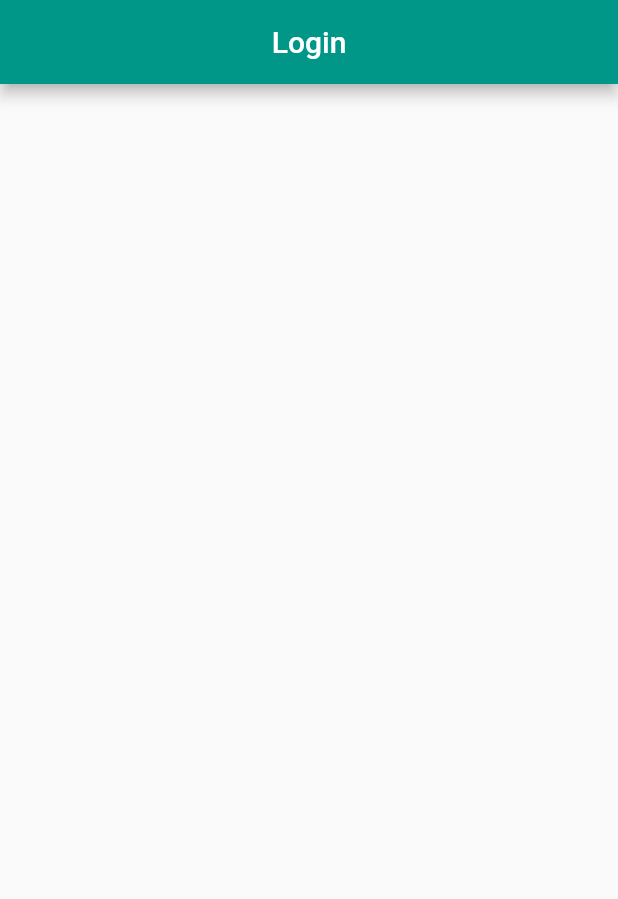
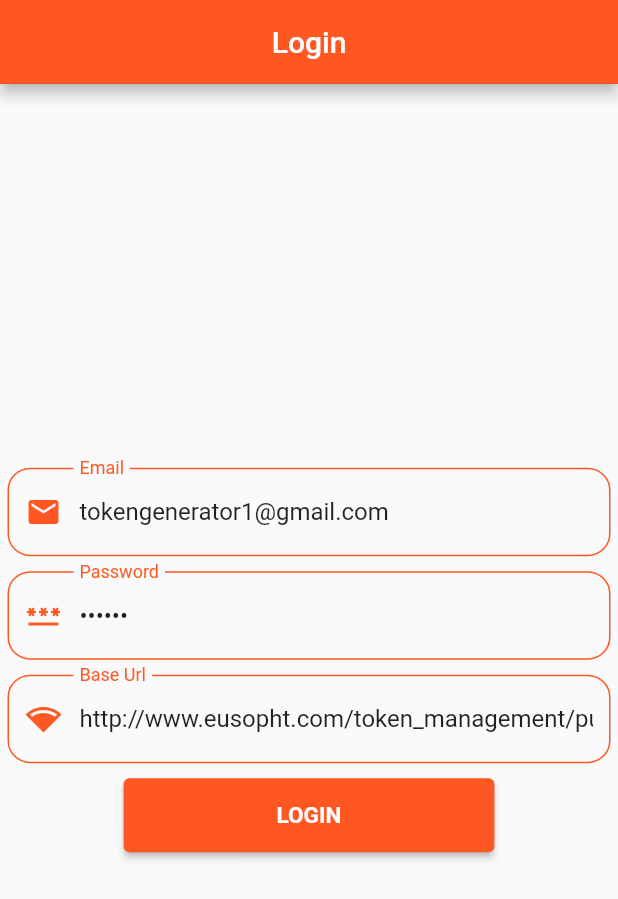
Before and after one commit to tauqeerkhattak/token_app, a Flutter app: the screen it shows after launch, on a phone screen of 412 x 824 dp. Shown: the top 899 px of the screen. Run offline on Flutter 3.47's test engine with Material 2 defaults, Android fonts, the phone set to English and light mode, and no system bars; drawn by our look-alikes of loading_overlay; our stand-ins replace get, get_storage.

Commit message:
login and category api added

```diff
--- a/lib/controllers/login_controller.dart
+++ b/lib/controllers/login_controller.dart
@@ -1,8 +1,25 @@
 import 'package:flutter/cupertino.dart';
 import 'package:get/get.dart';
+import 'package:token_app/models/user_data.dart';
+import 'package:token_app/screens/dashboard.dart';
+import 'package:token_app/utils/constants.dart';
+import 'package:token_app/utils/services.dart';
 
 class LoginController extends GetxController {
-  TextEditingController email = TextEditingController();
-  TextEditingController password = TextEditingController();
-  TextEditingController baseUrl = TextEditingController();
+  Rx<bool> loading = false.obs;
+  final key = GlobalKey<FormState>();
+  TextEditingController email = TextEditingController(text: Constants.dummyEmail);
+  TextEditingController password = TextEditingController(text: Constants.dummyPassword);
+  TextEditingController baseUrl = TextEditingController(text: Constants.baseUrl);
+
+  void login () async {
+    if (key.currentState!.validate()) {
+      loading.value = true;
+      UserData? data = await Services.login(email: email.text, password: password.text);
+      if (data != null) {
+        loading.value = false;
+        Get.to(() => Dashboard(userData: data));
+      }
+    }
+  }
 }
--- a/lib/main.dart
+++ b/lib/main.dart
@@ -1,7 +1,10 @@
 import 'package:flutter/material.dart';
-import 'package:token_app/screens/login.dart';
+import 'package:get/get.dart';
+import 'package:get_storage/get_storage.dart';
+import 'package:token_app/screens/splash.dart';
 
-void main() {
+void main() async {
+  await GetStorage.init();
   runApp(const TokenApp());
 }
 
@@ -10,9 +13,9 @@ class TokenApp extends StatelessWidget {
 
   @override
   Widget build(BuildContext context) {
-    return const MaterialApp(
+    return GetMaterialApp(
       title: 'Token App',
-      home: Login(),
+      home: Splash(),
     );
   }
 }
--- /dev/null
+++ b/lib/models/user_data.dart
@@ -0,0 +1,89 @@
+// To parse this JSON data, do
+//
+//     final userData = userDataFromMap(jsonString);
+
+import 'dart:convert';
+
+UserData userDataFromMap(String str) => UserData.fromMap(json.decode(str));
+
+String userDataToMap(UserData data) => json.encode(data.toMap());
+
+class UserData {
+  UserData({
+    this.status,
+    this.token,
+    this.data,
+  });
+
+  String? status;
+  String? token;
+  Data? data;
+
+  factory UserData.fromMap(Map<String, dynamic> json) => UserData(
+    status: json["status"],
+    token: json["token"],
+    data: Data.fromMap(json["data"]),
+  );
+
+  Map<String, dynamic> toMap() => {
+    "status": status,
+    "token": token,
+    "data": data!.toMap(),
+  };
+}
+
+class Data {
+  Data({
+    this.id,
+    this.name,
+    this.email,
+    this.contact,
+    this.roleId,
+    this.cityId,
+    this.status,
+    this.activeStatus,
+    this.timezone,
+    this.createdAt,
+    this.updatedAt,
+  });
+
+  int? id;
+  String? name;
+  String? email;
+  String? contact;
+  int? roleId;
+  int? cityId;
+  int? status;
+  int? activeStatus;
+  String? timezone;
+  DateTime? createdAt;
+  DateTime? updatedAt;
+
+  factory Data.fromMap(Map<String, dynamic> json) => Data(
+    id: json["id"],
+    name: json["name"],
+    email: json["email"],
+    contact: json["contact"],
+    roleId: json["role_id"],
+    cityId: json["city_id"],
+    status: json["status"],
+    activeStatus: json["active_status"],
+    timezone: json["timezone"],
+    createdAt: DateTime.parse(json["created_at"]),
+    updatedAt: DateTime.parse(json["updated_at"]),
+  );
+
+  Map<String, dynamic> toMap() => {
+    "id": id,
+    "name": name,
+    "email": email,
+    "contact": contact,
+    "role_id": roleId,
+    "city_id": cityId,
+    "status": status,
+    "active_status": activeStatus,
+    "timezone": timezone,
+    "created_at": createdAt!.toIso8601String(),
+    "updated_at": updatedAt!.toIso8601String(),
+  };
+}
--- a/lib/screens/login.dart
+++ b/lib/screens/login.dart
@@ -1,8 +1,14 @@
 import 'package:flutter/material.dart';
+import 'package:get/get.dart';
+import 'package:loading_overlay/loading_overlay.dart';
+import 'package:token_app/controllers/login_controller.dart';
 import 'package:token_app/utils/constants.dart';
+import 'package:token_app/widgets/custom_button.dart';
+import 'package:token_app/widgets/custom_text_field.dart';
 
 class Login extends StatelessWidget {
-  const Login({Key? key}) : super(key: key);
+  final controller = Get.put(LoginController());
+  Login({Key? key}) : super(key: key);
 
   @override
   Widget build(BuildContext context) {
@@ -17,8 +23,69 @@ class Login extends StatelessWidget {
         centerTitle: true,
         backgroundColor: Constants.primaryColor,
       ),
-      body: Column(
-        children: [],
+      body: Obx(
+        () => LoadingOverlay(
+          isLoading: controller.loading.value,
+          progressIndicator: Center(
+            child: CircularProgressIndicator(
+              valueColor: AlwaysStoppedAnimation(
+                Constants.primaryColor,
+              ),
+            ),
+          ),
+          child: Form(
+            key: controller.key,
+            child: Column(
+              mainAxisAlignment: MainAxisAlignment.center,
+              children: [
+                CustomTextField(
+                  label: 'Email',
+                  controller: controller.email,
+                  prefixIcon: Icons.email,
+                  validator: (String? email) {
+                    if (email!.isEmpty) {
+                      return 'Enter an email';
+                    } else if (!email.contains('@')) {
+                      return 'Enter a valid email';
+                    } else if (!email.contains('.com')) {
+                      return 'Enter a valid email';
+                    }
+                    return null;
+                  },
+                ),
+                CustomTextField(
+                  label: 'Password',
+                  controller: controller.password,
+                  prefixIcon: Icons.password,
+                  hideText: true,
+                  validator: (String? password) {
+                    if (password!.isEmpty) {
+                      return 'Enter a password';
+                    } else if (password.length < 6) {
+                      return 'Password must contains at least 6 characters';
+                    }
+                    return null;
+                  },
+                ),
+                CustomTextField(
+                  label: 'Base Url',
+                  controller: controller.baseUrl,
+                  prefixIcon: Icons.network_wifi,
+                  validator: (String? url) {
+                    if (url!.isEmpty) {
+                      return 'Enter a url';
+                    }
+                    return null;
+                  },
+                ),
+                CustomButton(
+                  label: 'Login',
+                  onTap: () => controller.login(),
+                ),
+              ],
+            ),
+          ),
+        ),
       ),
     );
   }
--- a/lib/utils/constants.dart
+++ b/lib/utils/constants.dart
@@ -1,6 +1,11 @@
 import 'package:flutter/material.dart';
 
 class Constants {
-  static Color primaryColor = Colors.teal;
+  static Color primaryColor = Colors.deepOrange;
   static Color primaryTextColor = Colors.white;
+
+  static String baseUrl = 'http://www.eusopht.com/token_management/public/api/';
+
+  static String dummyEmail = 'tokengenerator1@gmail.com';
+  static String dummyPassword = '123456';
 }
--- /dev/null
+++ b/lib/utils/services.dart
@@ -0,0 +1,44 @@
+import 'dart:convert';
+import 'dart:developer';
+
+import 'package:get_storage/get_storage.dart';
+import 'package:token_app/models/category_data.dart';
+import 'package:token_app/models/user_data.dart';
+
+import 'network.dart';
+
+class Services {
+  static final GetStorage _box = GetStorage();
+
+  static Future<UserData?> login ({required String email,required String password}) async {
+    String response = await Network.post(
+      payload: {
+        'email': email,
+        'password': password,
+      },
+      url: 'login',
+    );
+    if (response != 'null') {
+      _box.write('user', response);
+      UserData user = UserData.fromMap(jsonDecode(response));
+      return user;
+    }
+    else {
+      return null;
+    }
+  }
+
+  static Future<CategoryData?> getCategories () async {
+    String user = _box.read('user');
+    UserData userData = UserData.fromMap(jsonDecode(user));
+    log(userData.token!);
+    String response = await Network.get(token: userData.token!, url: 'categories');
+    if (response != 'null') {
+      CategoryData data = CategoryData.fromMap(jsonDecode(response));
+      return data;
+    }
+    else {
+      return null;
+    }
+  }
+}
--- /dev/null
+++ b/lib/widgets/custom_button.dart
@@ -0,0 +1,32 @@
+import 'package:flutter/material.dart';
+import 'package:token_app/utils/constants.dart';
+
+class CustomButton extends StatelessWidget {
+  final String label;
+  final Function() onTap;
+  const CustomButton({Key? key, required this.label, required this.onTap})
+      : super(key: key);
+
+  @override
+  Widget build(BuildContext context) {
+    return Container(
+      margin: EdgeInsets.only(top: 5,bottom: 5,left: 10,right: 10,),
+      width: MediaQuery.of(context).size.width * 0.6,
+      height: MediaQuery.of(context).size.height * 0.06,
+      child: ElevatedButton(
+        onPressed: onTap,
+        child: Text(
+          label.toUpperCase(),
+          style: TextStyle(
+            color: Constants.primaryTextColor,
+            fontSize: 15,
+            fontWeight: FontWeight.bold,
+          ),
+        ),
+        style: ButtonStyle(
+          backgroundColor: MaterialStateProperty.all(Constants.primaryColor,),
+        ),
+      ),
+    );
+  }
+}
--- /dev/null
+++ b/lib/widgets/custom_text_field.dart
@@ -0,0 +1,71 @@
+import 'package:flutter/material.dart';
+import 'package:token_app/utils/constants.dart';
+
+class CustomTextField extends StatelessWidget {
+  final String label;
+  final TextEditingController controller;
+  final IconData prefixIcon;
+  final String? Function (String?) validator;
+  final bool? hideText;
+  const CustomTextField({
+    Key? key,
+    required this.label,
+    required this.controller,
+    required this.prefixIcon, required this.validator, this.hideText,
+  }) : super(key: key);
+
+  @override
+  Widget build(BuildContext context) {
+    return Container(
+      margin: const EdgeInsets.all(5.0),
+      child: TextFormField(
+        decoration: InputDecoration(
+          label: Text(label),
+          labelStyle: TextStyle(
+            color: Constants.primaryColor,
+          ),
+          border: OutlineInputBorder(
+            borderSide: BorderSide(
+              color: Constants.primaryColor,
+            ),
+            borderRadius: BorderRadius.circular(
+              15,
+            ),
+          ),
+          focusedBorder: OutlineInputBorder(
+            borderSide: BorderSide(
+              color: Constants.primaryColor,
+            ),
+            borderRadius: BorderRadius.circular(
+              15,
+            ),
+          ),
+          disabledBorder: OutlineInputBorder(
+            borderSide: BorderSide(
+              color: Constants.primaryColor,
+            ),
+            borderRadius: BorderRadius.circular(
+              15,
+            ),
+          ),
+          enabledBorder: OutlineInputBorder(
+            borderSide: BorderSide(
+              color: Constants.primaryColor,
+            ),
+            borderRadius: BorderRadius.circular(
+              15,
+            ),
+          ),
+          prefixIcon: Icon(
+            prefixIcon,
+            color: Constants.primaryColor,
+          ),
+        ),
+        obscureText: hideText ?? false,
+        autovalidateMode: AutovalidateMode.onUserInteraction,
+        validator: validator,
+        controller: controller,
+      ),
+    );
+  }
+}
--- a/pubspec.yaml
+++ b/pubspec.yaml
@@ -35,6 +35,9 @@ dependencies:
   # Use with the CupertinoIcons class for iOS style icons.
   cupertino_icons: ^1.0.2
   get: ^4.6.1
+  http: ^0.13.4
+  get_storage: ^2.0.3
+  loading_overlay: ^0.3.0
 
 dev_dependencies:
   flutter_test:
```
Also changed, not shown: lib/controllers/dashboard_controller.dart (added, +17 -0 lines), lib/controllers/splash_controller.dart (added, +25 -0 lines), lib/models/category_data.dart (added, +65 -0 lines), lib/screens/dashboard.dart (added, +63 -0 lines), lib/screens/splash.dart (added, +22 -0 lines), lib/utils/network.dart (added, +47 -0 lines), pubspec.lock.
